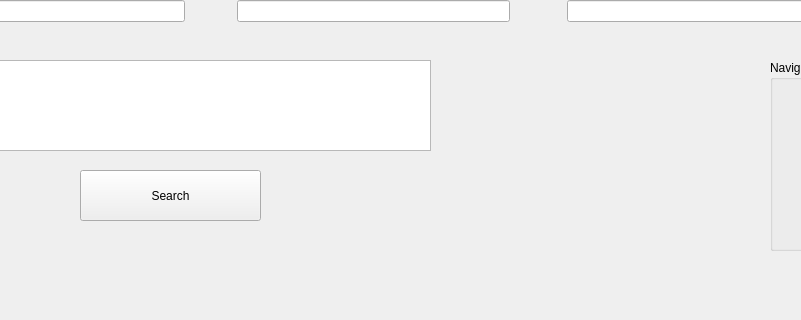
Old version of the form chemReg/searchchem.ui in the repository dahlbma/scarab_tornado; both pictures show x 170 to 971 and y 480 to 800 of the 1200 by 800 pixel window.
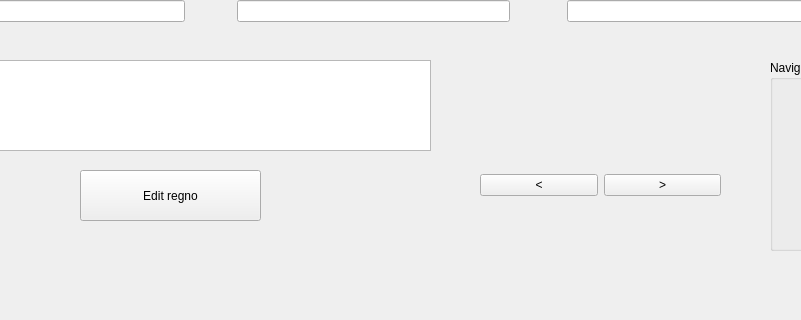
New version of the form.

Commit message: Handle high dps screens

The edit to the form file:
```diff
--- a/chemReg/searchchem.ui
+++ b/chemReg/searchchem.ui
@@ -43,7 +43,7 @@
      </rect>
     </property>
     <property name="text">
-     <string>Search</string>
+     <string>Edit regno</string>
     </property>
    </widget>
    <widget class="QWidget" name="layoutWidget">
@@ -610,6 +610,45 @@
      </layout>
     </widget>
    </widget>
+   <widget class="QWidget" name="horizontalLayoutWidget">
+    <property name="geometry">
+     <rect>
+      <x>650</x>
+      <y>640</y>
+      <width>241</width>
+      <height>51</height>
+     </rect>
+    </property>
+    <layout class="QHBoxLayout" name="horizontalLayout_8">
+     <item>
+      <widget class="QPushButton" name="back_btn">
+       <property name="text">
+        <string>&lt;</string>
+       </property>
+      </widget>
+     </item>
+     <item>
+      <widget class="QPushButton" name="forward_btn">
+       <property name="text">
+        <string>&gt;</string>
+       </property>
+      </widget>
+     </item>
+    </layout>
+   </widget>
+   <widget class="QLabel" name="numberOfHits_lab">
+    <property name="geometry">
+     <rect>
+      <x>740</x>
+      <y>610</y>
+      <width>91</width>
+      <height>17</height>
+     </rect>
+    </property>
+    <property name="text">
+     <string/>
+    </property>
+   </widget>
   </widget>
   <widget class="QMenuBar" name="menubar">
    <property name="geometry">
```
Left out of the diff: 4 changed lines with no effect on the pictures. The commit also changes 3 other files.
